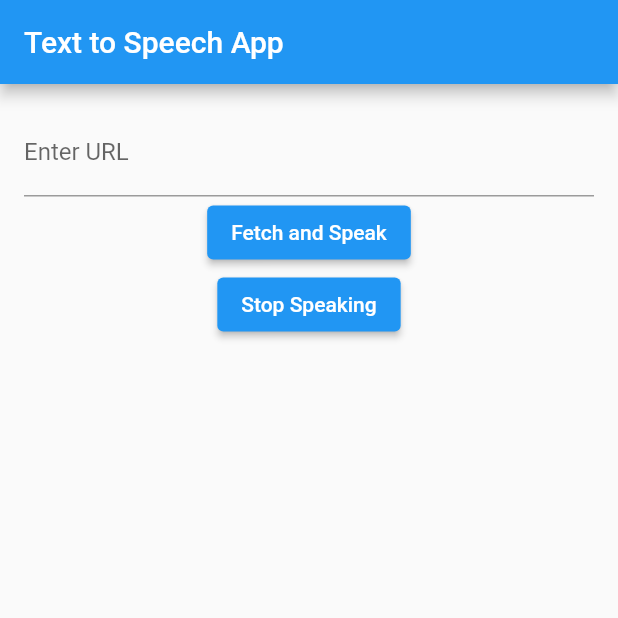
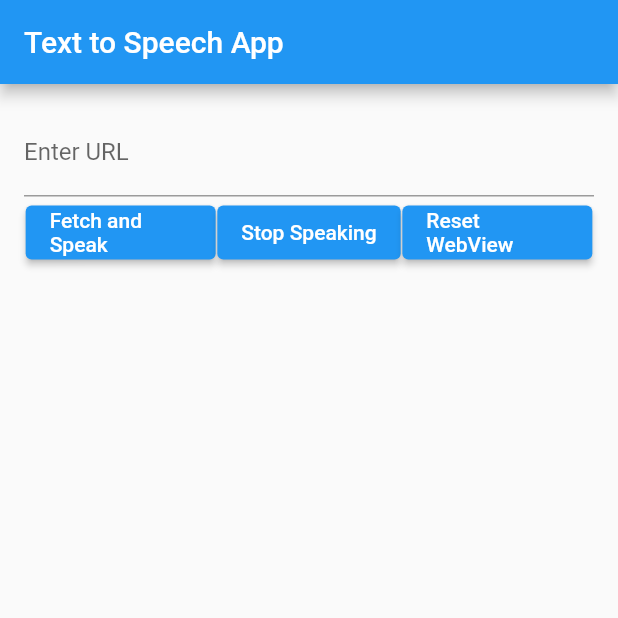
Before and after one commit to Kento210/DevListen, a Flutter app: the screen it shows after launch, after a tap on "Fetch and Speak", on a phone screen of 412 x 824 dp, the top half of it. Run offline on Flutter 3.47's test engine with Material 2 defaults, Android fonts, the phone set to English and light mode, and no system bars; our stand-ins replace flutter_markdown, flutter_tts, webview_flutter; network calls fail.

Commit message:
View部分のリセット機能とUIの調整を行いました

```diff
--- a/lib/main.dart
+++ b/lib/main.dart
@@ -62,6 +62,7 @@ class _MyHomePageState extends State<MyHomePage> {
   // URLとコンテンツを保持するための変数
   String url = '';
   String content = '';
+  WebViewController? _webViewController;
 
   @override
   Widget build(BuildContext context) {
@@ -86,20 +87,39 @@ class _MyHomePageState extends State<MyHomePage> {
               },
             ),
             // ボタンを押すとコンテンツを取得して音声で読み上げる
-            ElevatedButton(
+            // 横並びにするためにRowウィジェットを使用
+            Row(
+              mainAxisAlignment: MainAxisAlignment.spaceEvenly, // ボタン間のスペースを均等にする
+              children: [
+                Flexible(
+                  child: ElevatedButton(
                     onPressed: () async {
                       content = await fetchContent(url);
-                setState(() {});  // UIを更新
+                      setState(() {});
                       speak(content);
                     },
                     child: Text('Fetch and Speak'),
                   ),
-            // 音声を止めるボタンを追加
-            ElevatedButton(
+                ),
+                Flexible(
+                  child: ElevatedButton(
                     onPressed: () {
                       stopSpeaking();
                     },
                     child: Text('Stop Speaking'),
+                  ),
+                ),
+                Flexible(
+                  child: ElevatedButton(
+                    onPressed: () {
+                      if (_webViewController != null) {
+                        _webViewController!.loadUrl(url);
+                      }
+                    },
+                    child: Text('Reset WebView'),
+                  ),
+                ),
+              ],
             ),
             // WebViewを追加
             Expanded(
@@ -107,6 +127,9 @@ class _MyHomePageState extends State<MyHomePage> {
                   ? WebView(
                       initialUrl: url,
                       javascriptMode: JavascriptMode.unrestricted,
+                      onWebViewCreated: (WebViewController webViewController) {
+                        _webViewController = webViewController;
+                      },
                     )
                   : Container(),
             ),
```
Lines whose indentation alone changed are shown as unchanged.
